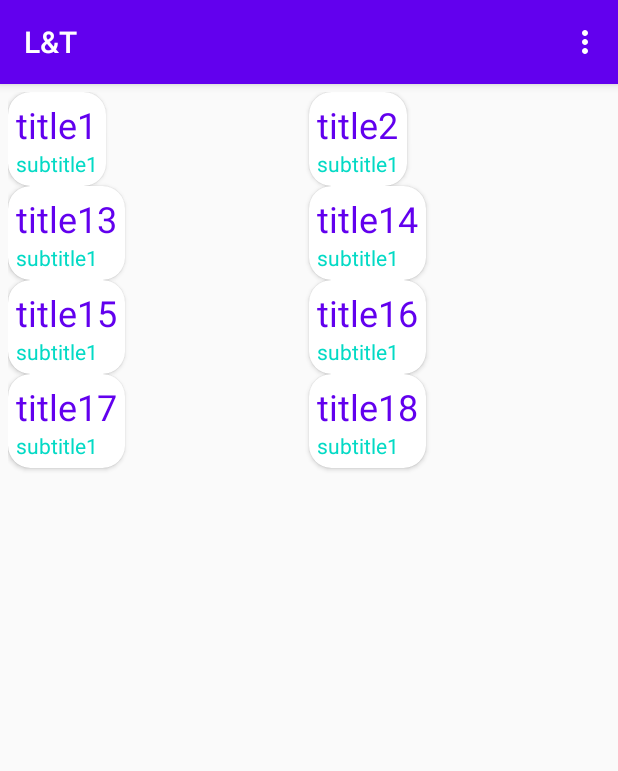
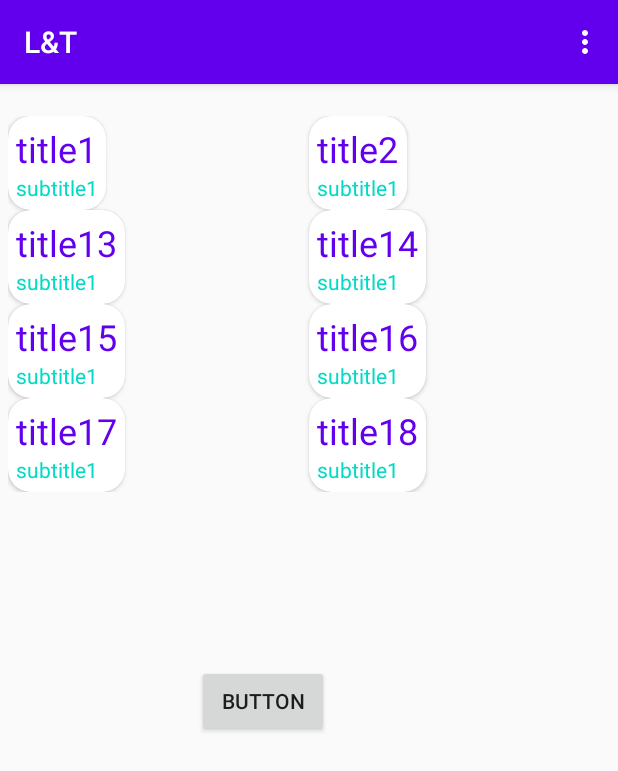
Before and after one commit to 99002650/LnT, an Android app: the screen it shows after launch (RecyclerActivity), on a phone screen of 412 x 824 dp. Shown: the top 771 px of the screen. Run offline under Robolectric (Android 15) with nearby library versions, the phone set to English and light mode, and no system bars.

Commit message:
context menu

```diff
--- a/app/src/main/java/com/example/lt/RecyclerActivity.java
+++ b/app/src/main/java/com/example/lt/RecyclerActivity.java
@@ -7,9 +7,12 @@ import androidx.recyclerview.widget.LinearLayoutManager;
 import androidx.recyclerview.widget.RecyclerView;
 
 import android.os.Bundle;
+import android.view.ContextMenu;
 import android.view.Menu;
 import android.view.MenuInflater;
 import android.view.MenuItem;
+import android.view.View;
+import android.widget.Button;
 import android.widget.Toast;
 
 import java.util.ArrayList;
@@ -29,6 +32,10 @@ public class RecyclerActivity extends AppCompatActivity {
         RecyclerView notesRecyclerView = findViewById(R.id.notes_recyclerview);
         notesRecyclerView.setAdapter(adapter);
         notesRecyclerView.setLayoutManager(new GridLayoutManager(this,2));
+
+        Button contextButton = findViewById(R.id.buttoncontext);
+        registerForContextMenu(contextButton);
+
     }
 
     private void createData() {
@@ -65,4 +72,22 @@ public class RecyclerActivity extends AppCompatActivity {
          }
         return true;
     }
+
+    @Override
+    public void onCreateContextMenu(ContextMenu menu, View v, ContextMenu.ContextMenuInfo menuInfo) {
+        super.onCreateContextMenu(menu, v, menuInfo);
+        MenuInflater menuInflater = getMenuInflater();
+        menuInflater.inflate(R.menu.list_item_menu,menu);
+    }
+
+    @Override
+    public boolean onContextItemSelected(@NonNull MenuItem item) {
+         super.onContextItemSelected(item);
+         switch (item.getItemId()){
+             case R.id.delete:
+                 Toast.makeText(this, "deleting", Toast.LENGTH_SHORT).show();
+                 break;
+         }
+        return true;
+    }
 }
--- a/app/src/main/res/layout/activity_recycler.xml
+++ b/app/src/main/res/layout/activity_recycler.xml
@@ -8,9 +8,21 @@
 
     <androidx.recyclerview.widget.RecyclerView
         android:id="@+id/notes_recyclerview"
-        android:layout_width="match_parent"
-        android:layout_height="match_parent"
+        android:layout_width="0dp"
+        android:layout_height="wrap_content"
+        android:layout_marginTop="16dp"
         android:padding="5dp"
-        tools:layout_editor_absoluteX="21dp"
-        tools:layout_editor_absoluteY="16dp" />
+        app:layout_constraintEnd_toEndOf="parent"
+        app:layout_constraintStart_toStartOf="parent"
+        app:layout_constraintTop_toTopOf="parent" />
+
+    <Button
+        android:id="@+id/buttoncontext"
+        android:layout_width="wrap_content"
+        android:layout_height="wrap_content"
+        android:layout_marginStart="131dp"
+        android:layout_marginTop="110dp"
+        android:text="Button"
+        app:layout_constraintStart_toStartOf="parent"
+        app:layout_constraintTop_toBottomOf="@+id/notes_recyclerview" />
 </androidx.constraintlayout.widget.ConstraintLayout>
--- /dev/null
+++ b/app/src/main/res/menu/list_item_menu.xml
@@ -0,0 +1,13 @@
+<?xml version="1.0" encoding="utf-8"?>
+<menu xmlns:app="http://schemas.android.com/apk/res-auto"
+    xmlns:android="http://schemas.android.com/apk/res/android">
+
+    <item
+        android:id="@+id/edit"
+        android:title="edit" />
+    <item
+        android:id="@+id/delete"
+        android:title="delete" /><item
+    android:id="@+id/add"
+    android:title="add" />
+</menu>
```
